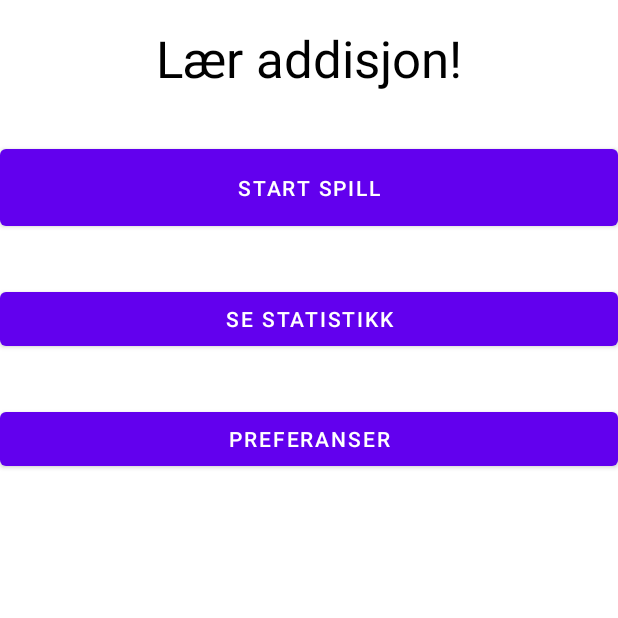
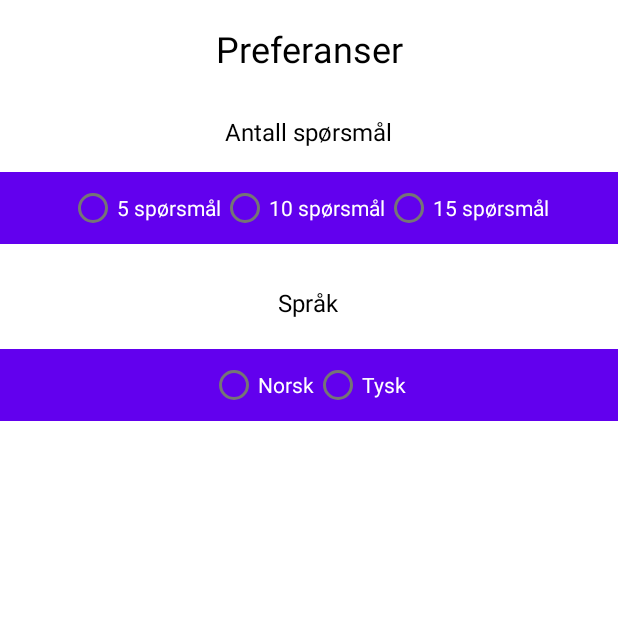
Before and after one commit to KapteinKS/Apputvikling-Mappe1, an Android app: the screen it shows after launch (MainActivity before the commit, Preferences after it), after a tap on "PREFERANSER", on a phone screen of 412 x 824 dp, the top half of it. Run offline under Robolectric (Android 15) with nearby library versions, the light colour scheme and no system bars.

Commit message:
Made preferences page, added some strings

```diff
--- a/app/src/main/AndroidManifest.xml
+++ b/app/src/main/AndroidManifest.xml
@@ -27,6 +27,10 @@
             android:parentActivityName=".MainActivity">
 
         </activity>
+        <activity android:name=".Preferences"
+            android:parentActivityName=".MainActivity">
+
+        </activity>
     </application>
 
 </manifest>
--- a/app/src/main/java/com/example/mappe1/Preferences.java
+++ b/app/src/main/java/com/example/mappe1/Preferences.java
@@ -1,6 +1,13 @@
 package com.example.mappe1;
+
+import android.os.Bundle;
 
 import androidx.appcompat.app.AppCompatActivity;
 
 public class Preferences extends AppCompatActivity {
+    @Override
+    protected void onCreate(Bundle savedInstanceState){
+        super.onCreate(savedInstanceState);
+        setContentView(R.layout.preferences);
+    }
 }
--- /dev/null
+++ b/app/src/main/res/layout/preferences.xml
@@ -0,0 +1,117 @@
+<?xml version="1.0" encoding="utf-8"?>
+<androidx.constraintlayout.widget.ConstraintLayout xmlns:android="http://schemas.android.com/apk/res/android"
+    xmlns:app="http://schemas.android.com/apk/res-auto"
+    xmlns:tools="http://schemas.android.com/tools"
+    android:layout_width="match_parent"
+    android:layout_height="match_parent">
+
+    <TextView
+        android:id="@+id/textView2"
+        android:layout_width="wrap_content"
+        android:layout_height="wrap_content"
+        android:layout_marginTop="16dp"
+        android:text="@string/preference_headline"
+        android:textColor="@color/black"
+        android:textSize="24sp"
+        app:layout_constraintEnd_toEndOf="parent"
+        app:layout_constraintStart_toStartOf="parent"
+        app:layout_constraintTop_toTopOf="parent" />
+
+    <TextView
+        android:id="@+id/textView3"
+        android:layout_width="wrap_content"
+        android:layout_height="wrap_content"
+        android:layout_marginTop="28dp"
+        android:text="@string/preference_length"
+        android:textColor="@color/black"
+        android:textSize="16sp"
+        app:layout_constraintEnd_toEndOf="parent"
+        app:layout_constraintHorizontal_bias="0.498"
+        app:layout_constraintStart_toStartOf="parent"
+        app:layout_constraintTop_toBottomOf="@+id/textView2" />
+
+    <RadioGroup
+        android:id="@+id/radioGroup"
+        android:layout_width="0dp"
+        android:layout_height="wrap_content"
+        android:layout_marginTop="16dp"
+        android:gravity="center_horizontal"
+        android:orientation="horizontal"
+        android:background="@color/purple_500"
+        app:layout_constraintEnd_toEndOf="parent"
+        app:layout_constraintHorizontal_bias="0.0"
+        app:layout_constraintStart_toStartOf="parent"
+        app:layout_constraintTop_toBottomOf="@+id/textView3">
+
+        <RadioButton
+            android:id="@+id/radio_5"
+            android:layout_width="wrap_content"
+            android:layout_height="wrap_content"
+            android:text="@string/five_q_game"
+            android:textColor="@color/white"
+            app:layout_constraintStart_toStartOf="parent"
+            tools:layout_editor_absoluteY="58dp" />
+
+
+        <RadioButton
+            android:id="@+id/radio_10"
+            android:layout_width="wrap_content"
+            android:layout_height="wrap_content"
+            android:text="@string/ten_q_game"
+            android:textColor="@color/white"
+            app:layout_constraintEnd_toStartOf="@+id/radio_15"
+            app:layout_constraintStart_toEndOf="@+id/radio_5"
+            tools:layout_editor_absoluteY="58dp" />
+
+        <RadioButton
+            android:id="@+id/radio_15"
+            android:layout_width="wrap_content"
+            android:layout_height="wrap_content"
+            android:text="@string/fifteen_q_game"
+            android:textColor="@color/white"
+            app:layout_constraintEnd_toEndOf="parent"
+            tools:layout_editor_absoluteY="58dp" />
+    </RadioGroup>
+
+    <TextView
+        android:id="@+id/textView4"
+        android:layout_width="wrap_content"
+        android:layout_height="wrap_content"
+        android:layout_marginTop="28dp"
+        android:text="@string/preference_language"
+        android:textColor="@color/black"
+        android:textSize="16sp"
+        app:layout_constraintEnd_toEndOf="parent"
+        app:layout_constraintHorizontal_bias="0.498"
+        app:layout_constraintStart_toStartOf="parent"
+        app:layout_constraintTop_toBottomOf="@+id/radioGroup" />
+
+    <RadioGroup
+        android:layout_width="0dp"
+        android:layout_height="wrap_content"
+        android:layout_marginTop="20dp"
+        android:gravity="center_horizontal"
+        android:orientation="horizontal"
+        android:background="@color/purple_500"
+        app:layout_constraintEnd_toEndOf="parent"
+        app:layout_constraintHorizontal_bias="0.0"
+        app:layout_constraintStart_toStartOf="parent"
+        app:layout_constraintTop_toBottomOf="@+id/textView4">
+
+        <RadioButton
+            android:id="@+id/language_no"
+            android:layout_width="wrap_content"
+            android:layout_height="wrap_content"
+            android:text="@string/lang_no"
+            android:textColor="@color/white"
+            tools:layout_editor_absoluteY="58dp" />
+
+        <RadioButton
+            android:id="@+id/language_de"
+            android:layout_width="wrap_content"
+            android:layout_height="wrap_content"
+            android:text="@string/lang_de"
+            android:textColor="@color/white"
+            tools:layout_editor_absoluteY="58dp" />
+    </RadioGroup>
+</androidx.constraintlayout.widget.ConstraintLayout>
--- a/app/src/main/res/values/strings.xml
+++ b/app/src/main/res/values/strings.xml
@@ -9,4 +9,9 @@
     <string name="five_q_game">5 spørsmål</string>
     <string name="ten_q_game">10 spørsmål</string>
     <string name="fifteen_q_game">15 spørsmål</string>
+    <string name="preference_length">Antall spørsmål</string>
+    <string name="preference_language">Språk</string>
+    <string name="preference_headline">Preferanser</string>
+    <string name="lang_no">Norsk</string>
+    <string name="lang_de">Tysk</string>
 </resources>
```
